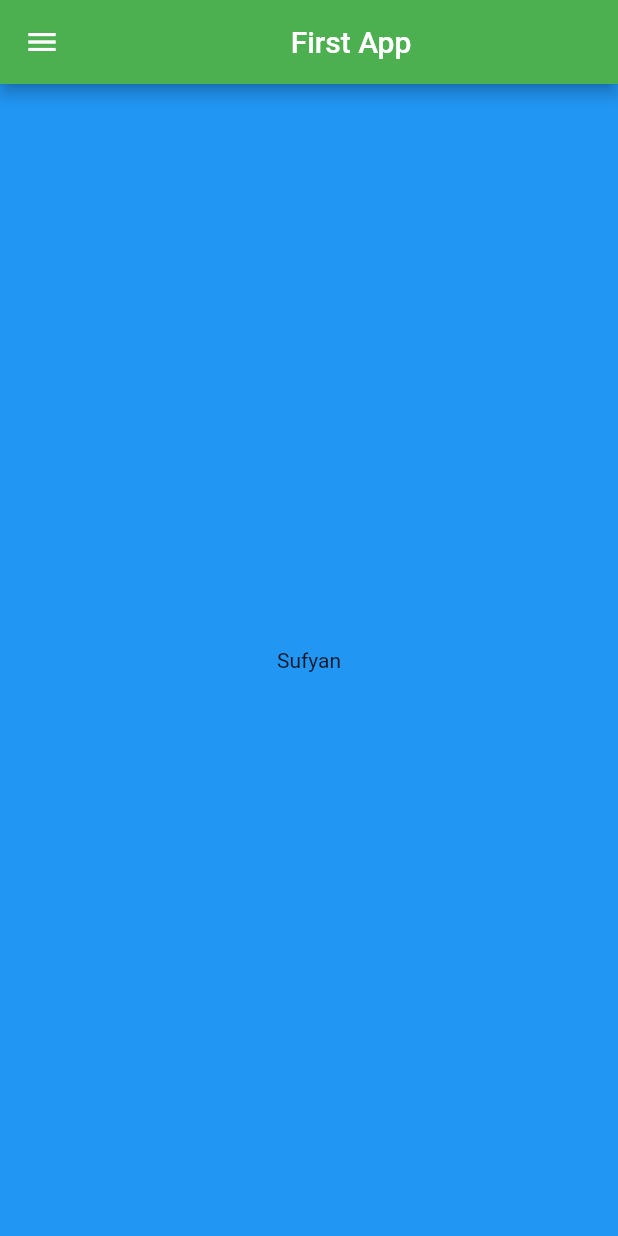
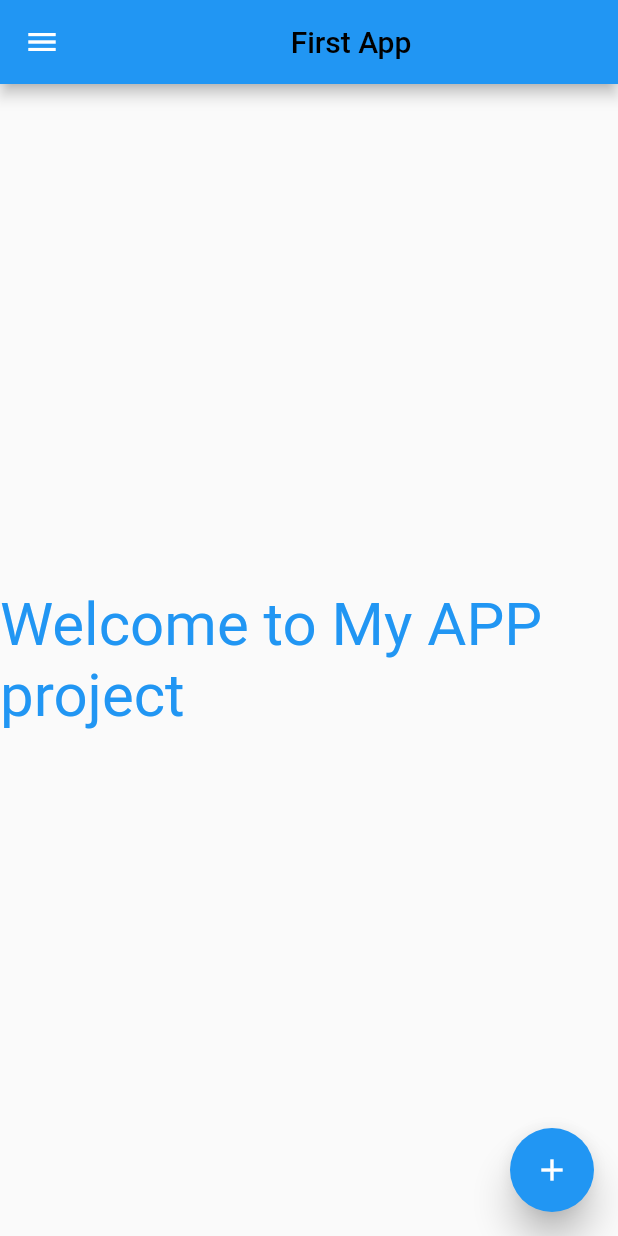
Before and after one commit to creativesufyan/Flutter_Learning, a Flutter app: the screen it shows after launch, on a phone screen of 412 x 824 dp. Run offline on Flutter 3.47's test engine with Material 2 defaults, Android fonts, the phone set to English and light mode, and no system bars.

Commit message:
Practice Scaffold

```diff
--- /dev/null
+++ b/lib/MarginPadding.dart
@@ -0,0 +1,19 @@
+import 'package:flutter/material.dart';
+
+void main() => runApp(MyApp());
+
+class MyApp extends StatelessWidget {
+  @override
+  Widget build(BuildContext context) {
+    return MaterialApp(
+      home: SafeArea(
+        child: Scaffold(
+          appBar: AppBar(
+            title: const Text("Welcome To My First App"),
+            leading: Icon(Icons.menu),
+          ),
+        ),
+      ),
+    );
+  }
+}
--- a/lib/main.dart
+++ b/lib/main.dart
@@ -1,23 +1,40 @@
 import 'package:flutter/material.dart';
 
-void main() => runApp(const app());
+void main() => runApp(MyApp());
 
-class app extends StatelessWidget {
-  const app({Key? key}) : super(key: key);
-
+class MyApp extends StatelessWidget {
   @override
   Widget build(BuildContext context) {
     return MaterialApp(
       debugShowCheckedModeBanner: false,
-      home: Scaffold(
-        appBar: AppBar(
-          backgroundColor: Colors.green,
-          title: Center(child: Text("First App")),
-          leading: Icon(Icons.menu),
-        ),
-        backgroundColor: Colors.blue,
-        body: Container(
-          child: Center(child: Text("Sufyan")),
+      home: SafeArea(
+        child: Scaffold(
+          appBar: AppBar(
+            title: Center(
+              child: const Text(
+                "First App",
+                style: TextStyle(
+                  color: Colors.black,
+                  fontSize: 20.0,
+                ),
+              ),
+            ),
+            leading: Icon(Icons.menu),
+          ),
+          body: Center(
+            child: Text(
+              "Welcome to My APP project",
+              style: TextStyle(
+                color: Colors.blue,
+                fontSize: 40.0,
+              ),
+            ),
+          ),
+          floatingActionButton: FloatingActionButton(
+            elevation: 10.0,
+            child: const Icon(Icons.add),
+            onPressed: () {},
+          ),
         ),
       ),
     );
```
